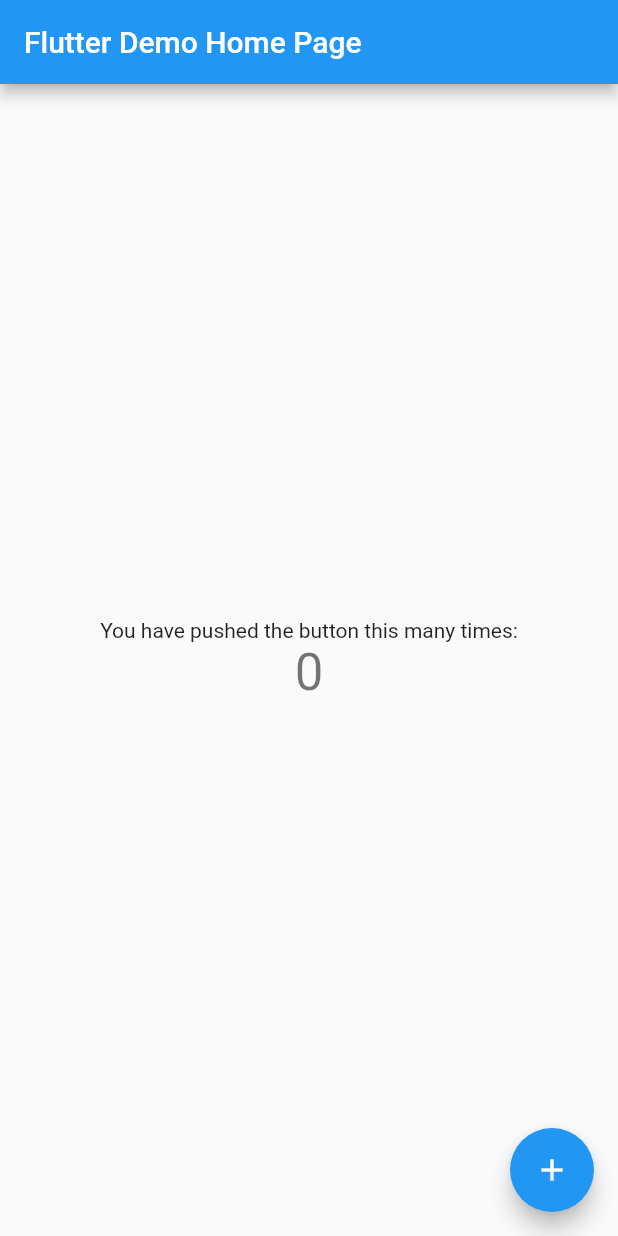
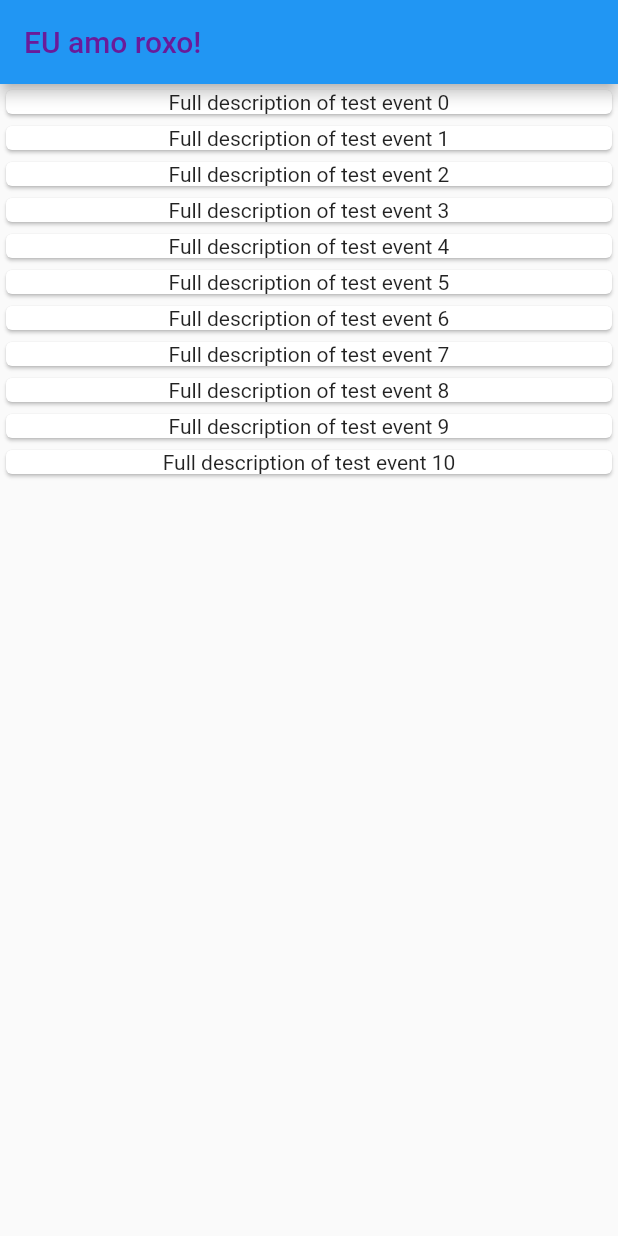
Before and after one commit to arthurccorrea/events-app, a Flutter app: the screen it shows after launch, on a phone screen of 412 x 824 dp. Run offline on Flutter 3.47's test engine with Material 2 defaults, Android fonts, the phone set to English and light mode, and no system bars.

Commit message:
[Add] Initializing project struture and home page

```diff
--- /dev/null
+++ b/lib/classes/event/event.dart
@@ -0,0 +1,17 @@
+import 'package:events_app/classes/item/item.dart';
+import 'package:events_app/classes/item/item_category.dart';
+import 'package:events_app/classes/people/people.dart';
+
+class Event {
+  int eventId = 0;
+  String name = "";
+  String description = "";
+  DateTime initialDate = DateTime.now();
+  DateTime finalDate = DateTime.now();
+  List<People> people = [];
+  List<Item> items = [];
+
+  Event();
+
+  Event.full(this.eventId, this.name, this.description, this.initialDate, this.finalDate, this.people, this.items);
+}
--- /dev/null
+++ b/lib/classes/item/item.dart
@@ -0,0 +1,15 @@
+import 'package:events_app/classes/item/item_category.dart';
+
+class Item {
+  int itemId = 0;
+  int eventId = 0;
+  String description = "";
+  ItemCategory? itemCategory;
+  double quantity = 0;
+  double unitaryValue = 0;
+  double totalValue = 0;
+
+  Item();
+
+  Item.full(this.itemId, this.eventId, this.description, this.itemCategory, this.quantity, this.unitaryValue, this.totalValue);
+}
--- /dev/null
+++ b/lib/classes/item/item_category.dart
@@ -0,0 +1,3 @@
+enum ItemCategory {
+  FOOD, DRINK, ALCOHOLIC_DRINK, ORGANIZATION_ITEMS, THIRD_PARTY_EXPENSES, RENT, OTHER
+}
--- /dev/null
+++ b/lib/classes/people/people.dart
@@ -0,0 +1,14 @@
+import 'package:events_app/classes/item/item.dart';
+
+class People {
+  int peopleId = 0;
+  int eventId = 0;
+  String name = "";
+  String? email;
+  int? phone;
+  List<Item> abscentItens = [];
+
+  People();
+
+  People.full(this.peopleId, this.eventId, this.name, this.email, this.phone, this.abscentItens);
+}
--- a/lib/main.dart
+++ b/lib/main.dart
@@ -1,3 +1,4 @@
+import 'package:events_app/pages/home/home.dart';
 import 'package:flutter/material.dart';
 
 void main() {
@@ -11,105 +12,12 @@
   @override
   Widget build(BuildContext context) {
     return MaterialApp(
-      title: 'Flutter Demo',
+      debugShowCheckedModeBanner: false,
+      title: 'Events app',
       theme: ThemeData(
-        // This is the theme of your application.
-        //
-        // Try running your application with "flutter run". You'll see the
-        // application has a blue toolbar. Then, without quitting the app, try
-        // changing the primarySwatch below to Colors.green and then invoke
-        // "hot reload" (press "r" in the console where you ran "flutter run",
-        // or simply save your changes to "hot reload" in a Flutter IDE).
-        // Notice that the counter didn't reset back to zero; the application
-        // is not restarted.
         primarySwatch: Colors.blue,
       ),
-      home: const MyHomePage(title: 'Flutter Demo Home Page'),
+      home: const Home(),
     );
   }
 }
-
-class MyHomePage extends StatefulWidget {
-  const MyHomePage({Key? key, required this.title}) : super(key: key);
-
-  // This widget is the home page of your application. It is stateful, meaning
-  // that it has a State object (defined below) that contains fields that affect
-  // how it looks.
-
-  // This class is the configuration for the state. It holds the values (in this
-  // case the title) provided by the parent (in this case the App widget) and
-  // used by the build method of the State. Fields in a Widget subclass are
-  // always marked "final".
-
-  final String title;
-
-  @override
-  State<MyHomePage> createState() => _MyHomePageState();
-}
-
-class _MyHomePageState extends State<MyHomePage> {
-  int _counter = 0;
-
-  void _incrementCounter() {
-    setState(() {
-      // This call to setState tells the Flutter framework that something has
-      // changed in this State, which causes it to rerun the build method below
-      // so that the display can reflect the updated values. If we changed
-      // _counter without calling setState(), then the build method would not be
-      // called again, and so nothing would appear to happen.
-      _counter++;
-    });
-  }
-
-  @override
-  Widget build(BuildContext context) {
-    // This method is rerun every time setState is called, for instance as done
-    // by the _incrementCounter method above.
-    //
-    // The Flutter framework has been optimized to make rerunning build methods
-    // fast, so that you can just rebuild anything that needs updating rather
-    // than having to individually change instances of widgets.
-    return Scaffold(
-      appBar: AppBar(
-        // Here we take the value from the MyHomePage object that was created by
-        // the App.build method, and use it to set our appbar title.
-        title: Text(widget.title),
-      ),
-      body: Center(
-        // Center is a layout widget. It takes a single child and positions it
-        // in the middle of the parent.
-        child: Column(
-          // Column is also a layout widget. It takes a list of children and
-          // arranges them vertically. By default, it sizes itself to fit its
-          // children horizontally, and tries to be as tall as its parent.
-          //
-          // Invoke "debug painting" (press "p" in the console, choose the
-          // "Toggle Debug Paint" action from the Flutter Inspector in Android
-          // Studio, or the "Toggle Debug Paint" command in Visual Studio Code)
-          // to see the wireframe for each widget.
-          //
-          // Column has various properties to control how it sizes itself and
-          // how it positions its children. Here we use mainAxisAlignment to
-          // center the children vertically; the main axis here is the vertical
-          // axis because Columns are vertical (the cross axis would be
-          // horizontal).
-          mainAxisAlignment: MainAxisAlignment.center,
-          children: <Widget>[
-            const Text(
-              'You have pushed the button this many times:',
-            ),
-            Text(
-              '$_counter',
-              style: Theme.of(context).textTheme.headline4,
-            ),
-          ],
-        ),
-      ),
-      floatingActionButton: FloatingActionButton(
-        onPressed: _incrementCounter,
-        tooltip: 'Increment',
-        child: const Icon(Icons.add),
-      ), // This trailing comma makes auto-formatting nicer for build methods.
-    );
-  }
-}
--- /dev/null
+++ b/lib/pages/home/event_cart.dart
@@ -0,0 +1,21 @@
+import 'package:events_app/classes/event/event.dart';
+import 'package:flutter/material.dart';
+
+class EventCard extends StatelessWidget {
+  final Event event;
+
+  const EventCard({Key? key, required this.event}) : super(key: key);
+
+  @override
+  Widget build(BuildContext context) {
+    return GestureDetector(
+      child: Card(
+        child: Column(
+          children: [
+            Text(event.description),
+          ],
+        ),
+      ),
+    );
+  }
+}
--- /dev/null
+++ b/lib/pages/home/event_list.dart
@@ -0,0 +1,67 @@
+
+import 'package:events_app/classes/event/event.dart';
+import 'package:events_app/classes/item/item.dart';
+import 'package:events_app/classes/item/item_category.dart';
+import 'package:events_app/classes/people/people.dart';
+import 'package:events_app/pages/home/event_cart.dart';
+import 'package:flutter/material.dart';
+import 'dart:math' as math;
+
+class EventList extends StatefulWidget {
+  EventList({Key? key}) : super(key: key);
+
+  @override
+  _EventListState createState() => _EventListState();
+}
+
+class _EventListState extends State<EventList> {
+
+  List<Event> events = [];
+
+
+  @override
+  void initState() {
+    events = createEventList(10);
+    super.initState();
+  }
+
+  @override
+  Widget build(BuildContext context) {
+    return ListView.builder(
+      itemCount: events.length,
+      itemBuilder: (context, i) => EventCard(event: events[i]));
+  }
+
+    List<Event> createEventList(int numberOfEvents) {
+    List<Event> events = [];
+    for (int i = 0; i <= numberOfEvents ; i++) {
+      Event event = Event.full(i, "Test event $i", "Full description of test event $i", DateTime.now(), DateTime.now(), createPeopleList(i), createItemList(i));
+      events.add(event);
+    }
+
+    return events;
+  }
+
+  List<People> createPeopleList(int eventId) {
+    List<People> people = [];
+    for (int i = 0 ; i <= 5 ; i++) {
+      People p = People.full(i, eventId, "Test person $i", "testeperson$i@testmail.com", 99999999999, []);
+      people.add(p);
+    }
+    return people;
+  }
+
+  List<Item> createItemList(int eventId) {
+    List<Item> items = [];
+    for (int i = 0 ; i <= 5 ; i++) {
+      math.Random random = math.Random();
+      double quantity = random.nextInt(15).toDouble();
+      double unitaryValue = random.nextInt(100).toDouble() + random.nextDouble();
+      List<ItemCategory> categories = ItemCategory.values;
+      Item item = Item.full(i, eventId, "Test item $i", categories[random.nextInt(categories.length - 1)] ,quantity, unitaryValue, (unitaryValue * quantity));
+      items.add(item);
+    }
+    return items;
+  }
+
+}
--- /dev/null
+++ b/lib/pages/home/home.dart
@@ -0,0 +1,22 @@
+import 'package:events_app/pages/home/event_list.dart';
+import 'package:flutter/material.dart';
+
+class Home extends StatefulWidget {
+  const Home({Key? key}) : super(key: key);
+
+  @override
+  _HomeState createState() => _HomeState();
+}
+
+class _HomeState extends State<Home> {
+  @override
+  Widget build(BuildContext context) {
+    return Scaffold(
+      appBar: AppBar(
+        title: Text("EU amo roxo!",
+            style: TextStyle(color: Colors.purple.shade800)),
+      ),
+      body: EventList(),
+    );
+  }
+}
```
